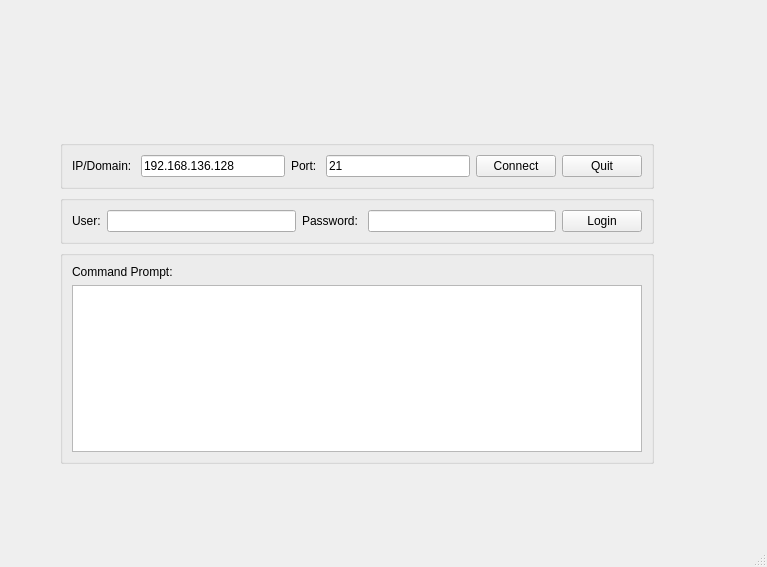
Above: client.ui from ubuntuwinter/ftpClient before the change. Below: the same form after it.
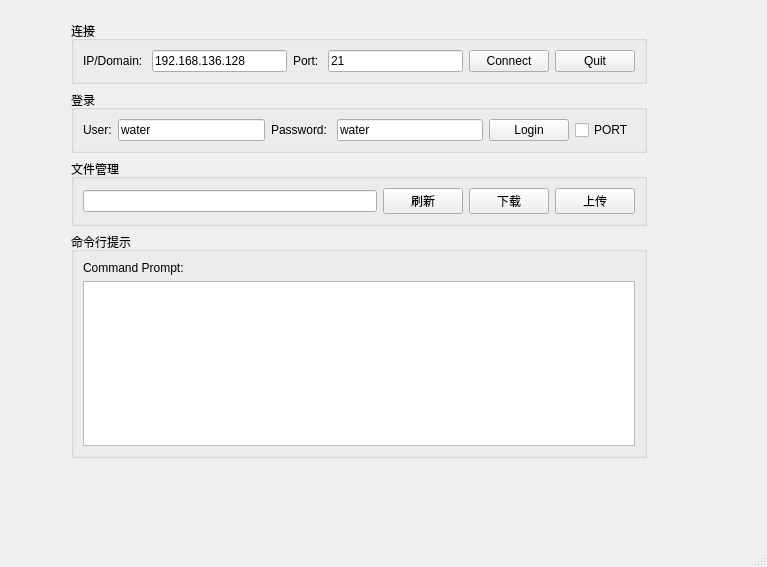
That is the form after the change.

Diff of the .ui file:
```diff
--- a/client.ui
+++ b/client.ui
@@ -17,15 +17,18 @@
    <widget class="QWidget" name="layoutWidget">
     <property name="geometry">
      <rect>
-      <x>60</x>
-      <y>140</y>
-      <width>594</width>
-      <height>324</height>
+      <x>71</x>
+      <y>21</y>
+      <width>576</width>
+      <height>437</height>
      </rect>
     </property>
     <layout class="QVBoxLayout" name="verticalLayout_2">
      <item>
       <widget class="QGroupBox" name="connectBox">
+       <property name="title">
+        <string>连接</string>
+       </property>
        <layout class="QHBoxLayout" name="horizontalLayout_8">
         <item>
          <layout class="QHBoxLayout" name="horizontalLayout_7">
@@ -87,7 +90,7 @@
      <item>
       <widget class="QGroupBox" name="loginBox">
        <property name="title">
-        <string/>
+        <string>登录</string>
        </property>
        <layout class="QVBoxLayout" name="verticalLayout">
         <item>
@@ -102,7 +105,11 @@
              </widget>
             </item>
             <item>
-             <widget class="QLineEdit" name="userEditor"/>
+             <widget class="QLineEdit" name="userEditor">
+              <property name="text">
+               <string>water</string>
+              </property>
+             </widget>
             </item>
             <item>
              <widget class="QLabel" name="passwordLabel">
@@ -112,7 +119,11 @@
              </widget>
             </item>
             <item>
-             <widget class="QLineEdit" name="passwordEditor"/>
+             <widget class="QLineEdit" name="passwordEditor">
+              <property name="text">
+               <string>water</string>
+              </property>
+             </widget>
             </item>
            </layout>
           </item>
@@ -125,6 +136,13 @@
               </property>
              </widget>
             </item>
+            <item>
+             <widget class="QCheckBox" name="modeBox">
+              <property name="text">
+               <string>PORT</string>
+              </property>
+             </widget>
+            </item>
            </layout>
           </item>
          </layout>
@@ -132,10 +150,51 @@
        </layout>
       </widget>
      </item>
+     <item>
+      <widget class="QGroupBox" name="fileBox">
+       <property name="title">
+        <string>文件管理</string>
+       </property>
+       <layout class="QVBoxLayout" name="verticalLayout_4">
+        <item>
+         <layout class="QHBoxLayout" name="horizontalLayout_6">
+          <item>
+           <widget class="QLineEdit" name="pwdEdit">
+            <property name="readOnly">
+             <bool>true</bool>
+            </property>
+           </widget>
+          </item>
+          <item>
+           <widget class="QPushButton" name="refreshButton">
+            <property name="text">
+             <string>刷新</string>
+            </property>
+           </widget>
+          </item>
+          <item>
+           <widget class="QPushButton" name="downloadButton">
+            <property name="text">
+             <string>下载</string>
+            </property>
+           </widget>
+          </item>
+          <item>
+           <widget class="QPushButton" name="uploadButton">
+            <property name="text">
+             <string>上传</string>
+            </property>
+           </widget>
+          </item>
+         </layout>
+        </item>
+       </layout>
+      </widget>
+     </item>
      <item>
       <widget class="QGroupBox" name="cmdBox">
        <property name="title">
-        <string/>
+        <string>命令行提示</string>
        </property>
        <layout class="QVBoxLayout" name="verticalLayout_3">
         <item>
```
